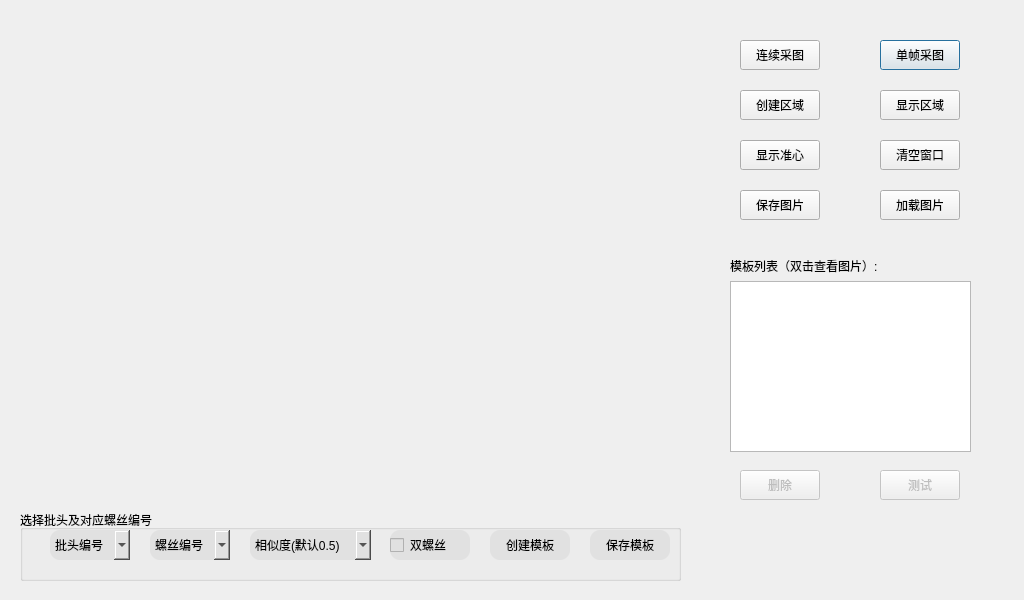
First picture: the form in AQRVison/dialogshapemodel.ui, repository MacavityT/2D_ScrewLocation, before the edit.
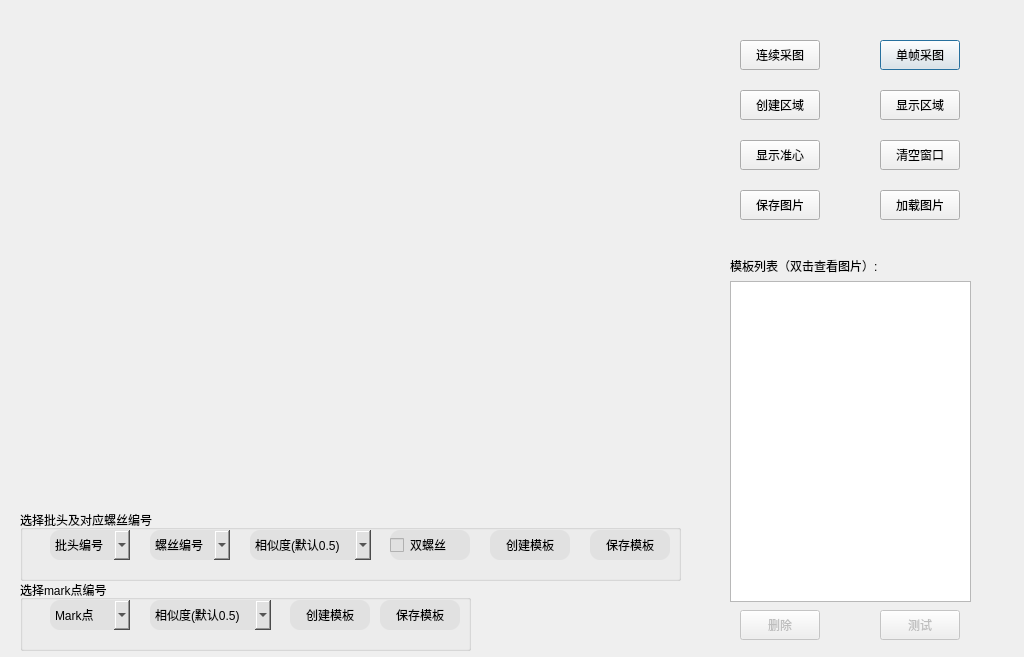
Second picture: the form after the edit.

Commit message: wait to add mark process

Diff of the .ui file:
```diff
--- a/AQRVison/dialogshapemodel.ui
+++ b/AQRVison/dialogshapemodel.ui
@@ -7,7 +7,7 @@
     <x>0</x>
     <y>0</y>
     <width>1024</width>
-    <height>600</height>
+    <height>657</height>
    </rect>
   </property>
   <property name="font">
@@ -82,7 +82,7 @@
      <x>730</x>
      <y>281</y>
      <width>241</width>
-     <height>171</height>
+     <height>321</height>
     </rect>
    </property>
   </widget>
@@ -93,7 +93,7 @@
    <property name="geometry">
     <rect>
      <x>740</x>
-     <y>470</y>
+     <y>610</y>
      <width>80</width>
      <height>30</height>
     </rect>
@@ -109,7 +109,7 @@
    <property name="geometry">
     <rect>
      <x>880</x>
-     <y>470</y>
+     <y>610</y>
      <width>80</width>
      <height>30</height>
     </rect>
@@ -549,6 +549,164 @@
     <string>清空窗口</string>
    </property>
   </widget>
+  <widget class="QGroupBox" name="groupBox_3">
+   <property name="geometry">
+    <rect>
+     <x>20</x>
+     <y>580</y>
+     <width>451</width>
+     <height>71</height>
+    </rect>
+   </property>
+   <property name="title">
+    <string>选择mark点编号</string>
+   </property>
+   <widget class="QComboBox" name="combo_mark_Index">
+    <property name="geometry">
+     <rect>
+      <x>30</x>
+      <y>20</y>
+      <width>80</width>
+      <height>30</height>
+     </rect>
+    </property>
+    <property name="styleSheet">
+     <string notr="true">background-color:rgb(225,225,225);
+border-radius:10px;</string>
+    </property>
+    <item>
+     <property name="text">
+      <string>Mark点</string>
+     </property>
+    </item>
+    <item>
+     <property name="text">
+      <string>1</string>
+     </property>
+    </item>
+    <item>
+     <property name="text">
+      <string>2</string>
+     </property>
+    </item>
+    <item>
+     <property name="text">
+      <string>3</string>
+     </property>
+    </item>
+    <item>
+     <property name="text">
+      <string>4</string>
+     </property>
+    </item>
+   </widget>
+   <widget class="QPushButton" name="pushButton_mark_confirm">
+    <property name="geometry">
+     <rect>
+      <x>270</x>
+      <y>20</y>
+      <width>80</width>
+      <height>30</height>
+     </rect>
+    </property>
+    <property name="styleSheet">
+     <string notr="true">background-color:rgb(225,225,225);
+border-radius:10px;</string>
+    </property>
+    <property name="text">
+     <string>创建模板</string>
+    </property>
+   </widget>
+   <widget class="QPushButton" name="pushButtonCreateShapeModelMark">
+    <property name="geometry">
+     <rect>
+      <x>360</x>
+      <y>20</y>
+      <width>80</width>
+      <height>30</height>
+     </rect>
+    </property>
+    <property name="styleSheet">
+     <string notr="true">background-color:rgb(225,225,225);
+border-radius:10px;</string>
+    </property>
+    <property name="text">
+     <string>保存模板</string>
+    </property>
+   </widget>
+   <widget class="QComboBox" name="combo_mark_Score">
+    <property name="geometry">
+     <rect>
+      <x>130</x>
+      <y>20</y>
+      <width>121</width>
+      <height>30</height>
+     </rect>
+    </property>
+    <property name="layoutDirection">
+     <enum>Qt::LeftToRight</enum>
+    </property>
+    <property name="styleSheet">
+     <string notr="true">background-color:rgb(225,225,225);
+border-radius:10px;</string>
+    </property>
+    <item>
+     <property name="text">
+      <string>相似度(默认0.5)</string>
+     </property>
+    </item>
+    <item>
+     <property name="text">
+      <string>0.1</string>
+     </property>
+    </item>
+    <item>
+     <property name="text">
+      <string>0.2</string>
+     </property>
+    </item>
+    <item>
+     <property name="text">
+      <string>0.3</string>
+     </property>
+    </item>
+    <item>
+     <property name="text">
+      <string>0.4</string>
+     </property>
+    </item>
+    <item>
+     <property name="text">
+      <string>0.5</string>
+     </property>
+    </item>
+    <item>
+     <property name="text">
+      <string>0.6</string>
+     </property>
+    </item>
+    <item>
+     <property name="text">
+      <string>0.7</string>
+     </property>
+    </item>
+    <item>
+     <property name="text">
+      <string>0.8</string>
+     </property>
+    </item>
+    <item>
+     <property name="text">
+      <string>0.9</string>
+     </property>
+    </item>
+    <item>
+     <property name="text">
+      <string>1.0</string>
+     </property>
+    </item>
+   </widget>
+  </widget>
  </widget>
  <resources/>
  <connections/>
```
The commit also changes 9 other files.
